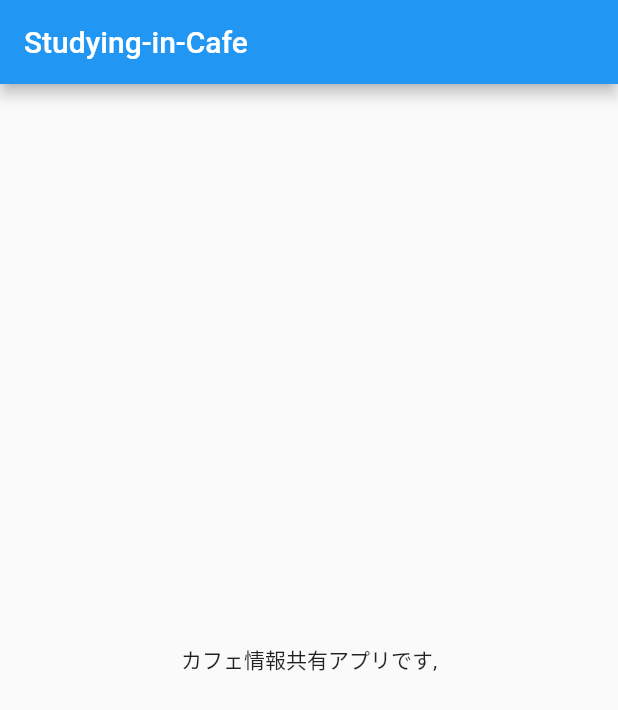
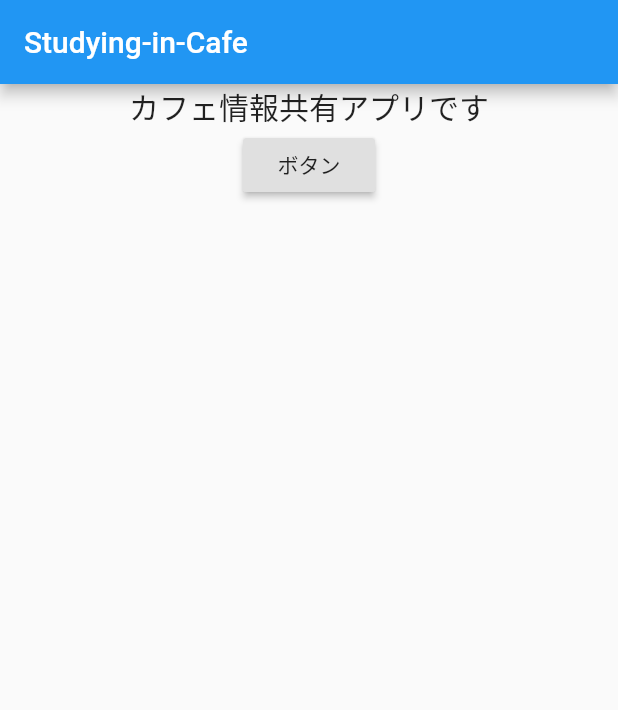
Before and after one commit to atsuki255/demo_s_i_c, a Flutter app: the screen it shows after launch, on a phone screen of 412 x 824 dp. Shown: the top 710 px of the screen. Run offline on Flutter 3.47's test engine with Material 2 defaults, Android fonts, the phone set to English and light mode, and no system bars.

```diff
--- a/lib/main.dart
+++ b/lib/main.dart
@@ -1,22 +1,45 @@
+import 'package:demo_s_i_c/main_model.dart';
 import 'package:flutter/material.dart';
+import 'package:provider/provider.dart';
 
 void main() {
   runApp(MyApp());
 }
 
 class MyApp extends StatelessWidget {
-  // This widget is the root of your application.
+
+
   @override
   Widget build(BuildContext context) {
     return MaterialApp(
       title: 'Flutter Demo',
-      home: Scaffold(
-        appBar: AppBar(
-          title: Text("Studying-in-Cafe"),
-        ),
-        body: Center(
-          child: Text(
-              "カフェ情報共有アプリです,"
+      home: ChangeNotifierProvider<MainModel>(
+        create: (_) => MainModel(),
+        child: Scaffold(
+          appBar: AppBar(
+            title: Text("Studying-in-Cafe"),
+          ),
+          body: Consumer<MainModel>(builder: (context, model, child) {
+              return Center(
+                child: Column(
+                  children: [
+                    Text(
+                      model.appText,
+                      style: TextStyle(
+                        fontSize: 20,
+                      ),
+                    ),
+                    RaisedButton (
+                      child: Text("ボタン"),
+                      onPressed: (){
+                        //ボタンを押すと何かする
+                        model.changeAppText();
+                      },
+                    ),
+                  ],
+                ),
+              );
+            }
           ),
         ),
       ),
--- /dev/null
+++ b/lib/main_model.dart
@@ -0,0 +1,11 @@
+
+import 'package:flutter/material.dart';
+
+class MainModel extends ChangeNotifier {
+  String appText = "カフェ情報共有アプリです";
+
+  void changeAppText(){
+    appText = "カフェで勉強しよう！！";
+    notifyListeners();
+  }
+}
```
Also changed, not shown: pubspec.yaml (+2 -53 lines), pubspec.lock.
